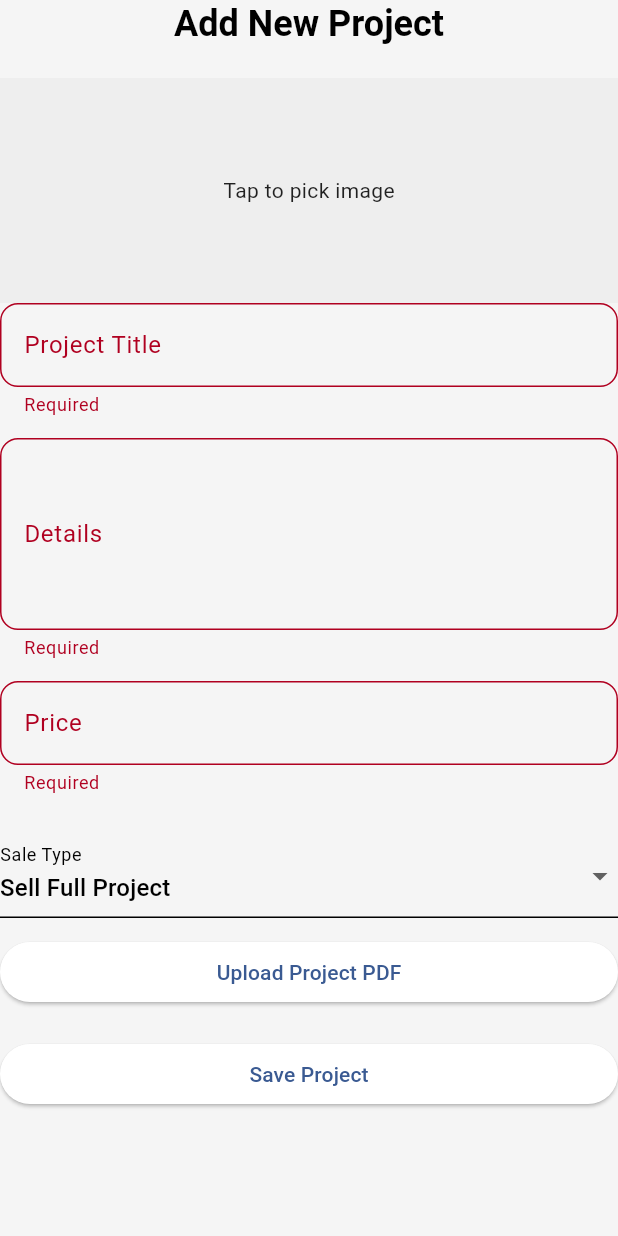
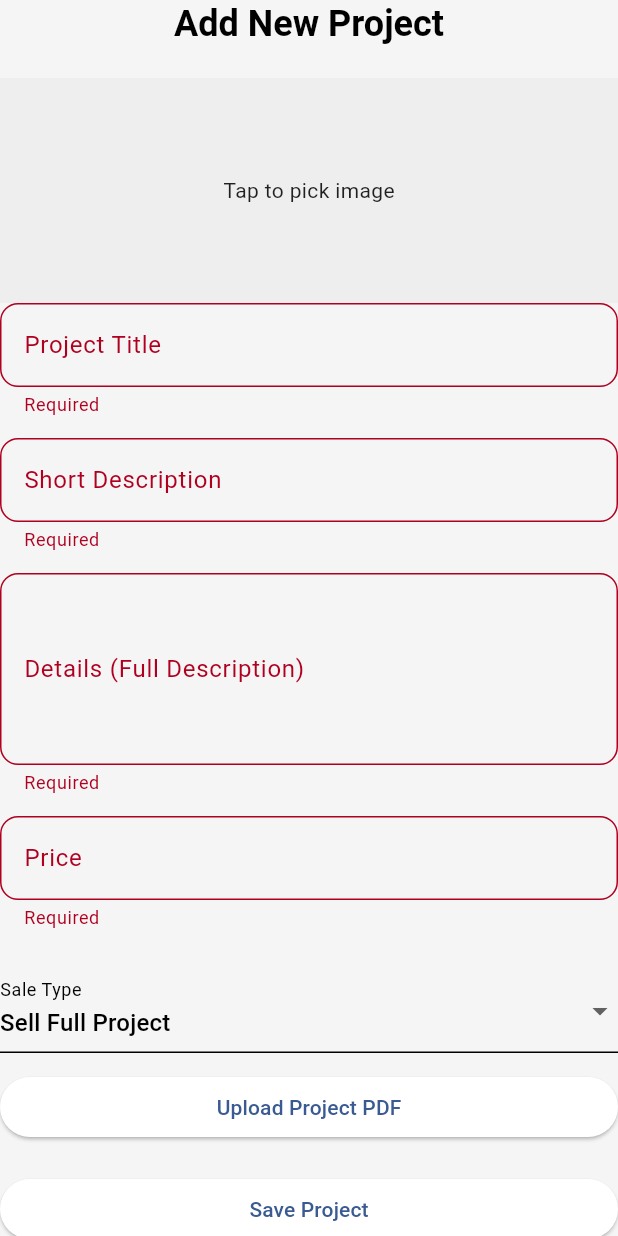
Before and after one commit to Mahmoud123Rashad/Shark-Stage, a Flutter app: the ProjectForm widget shown alone on an empty page, opened directly, after a tap on "Save Project", on a phone screen of 412 x 824 dp. Run offline on Flutter 3.47's test engine with Material 3 defaults, Android fonts, the phone set to English and light mode, and no system bars; our stand-ins replace file_picker, firebase_core, google_sign_in, image_picker, shared_preferences; accounts and stored records are empty; Roboto replaces fonts that are missing (Poppins).

Commit message:
add owner dashbord controller

```diff
--- a/lib/controllers/project_controlller.dart
+++ b/lib/controllers/project_controlller.dart
@@ -1,3 +1,5 @@
+import 'dart:async';
+import 'dart:convert';
 import 'dart:io';
 import 'package:flutter/material.dart';
 import 'package:image_picker/image_picker.dart';
@@ -8,41 +10,47 @@ import '../services/api_service.dart';
 class ProjectController {
   final formKey = GlobalKey<FormState>();
   final titleController = TextEditingController();
+  final shortDescController = TextEditingController();
   final detailsController = TextEditingController();
   final priceController = TextEditingController();
   final percentageController = TextEditingController();
 
   File? projectImage;
   File? pdfFile;
-  String saleType = 'Full';
+  ValueNotifier<String> saleType = ValueNotifier<String>('Full');
   bool isLoading = false;
 
   final picker = ImagePicker();
 
-  // Pick image
-  Future<void> pickImage(BuildContext context) async {
+  // ------------------------------------------------------------------
+  // دوال اختيار الملفات (بدون تغيير)
+
+  Future<void> pickImage(BuildContext context, Function() onUpdate) async {
     final picked = await picker.pickImage(source: ImageSource.gallery);
     if (picked != null) {
       projectImage = File(picked.path);
+      onUpdate();
       ScaffoldMessenger.of(context)
           .showSnackBar(const SnackBar(content: Text('Image selected')));
     }
   }
 
-  // Pick PDF
-  Future<void> pickPdf(BuildContext context) async {
+  Future<void> pickPdf(BuildContext context, Function() onUpdate) async {
     final result = await FilePicker.platform.pickFiles(
       type: FileType.custom,
       allowedExtensions: ['pdf'],
     );
     if (result != null && result.files.single.path != null) {
       pdfFile = File(result.files.single.path!);
+      onUpdate();
       ScaffoldMessenger.of(context)
           .showSnackBar(const SnackBar(content: Text('PDF selected')));
     }
   }
 
-  // Build fields (reusable)
+  // ------------------------------------------------------------------
+  // دوال بناء العناصر (بدون تغيير)
+
   Widget buildTextField(String label, TextEditingController c,
       {TextInputType type = TextInputType.text, int maxLines = 1}) {
     return Padding(
@@ -60,75 +68,116 @@ class ProjectController {
     );
   }
 
-  Widget buildImagePicker(BuildContext context) => GestureDetector(
-        onTap: () => pickImage(context),
+  Widget buildImagePicker(BuildContext context, Function() onUpdate) => GestureDetector(
+        onTap: () => pickImage(context, onUpdate),
         child: Container(
           height: 150,
           color: Colors.grey.shade200,
           alignment: Alignment.center,
-          child: const Text("Tap to pick image"),
+          child: projectImage == null
+              ? const Text("Tap to pick image")
+              : Image.file(projectImage!, fit: BoxFit.cover),
         ),
       );
 
-  Widget buildPdfUploader(BuildContext context) => ElevatedButton(
-        onPressed: () => pickPdf(context),
-        child: const Text("Upload Project PDF"),
+  Widget buildPdfUploader(BuildContext context, Function() onUpdate) => ElevatedButton(
+        onPressed: () => pickPdf(context, onUpdate),
+        child: Text(pdfFile == null
+            ? "Upload Project PDF"
+            : "PDF Selected: ${pdfFile!.path.split('/').last}"),
       );
 
-  Widget buildSaleTypeDropdown(BuildContext context) => DropdownButtonFormField(
-        value: saleType,
+  Widget buildSaleTypeDropdown(BuildContext context, Function(String) onUpdate) =>
+      DropdownButtonFormField<String>(
+        value: saleType.value,
         items: const [
           DropdownMenuItem(value: 'Full', child: Text("Sell Full Project")),
           DropdownMenuItem(value: 'Partial', child: Text("Sell Part of Project")),
         ],
-        onChanged: (v) => saleType = v!,
+        onChanged: (v) {
+          if (v != null) {
+            saleType.value = v;
+            onUpdate(v);
+          }
+        },
         decoration: const InputDecoration(labelText: "Sale Type"),
       );
 
-  // Save Project
+  // ------------------------------------------------------------------
+  // دالة حفظ المشروع (Save Project) - تم إضافة الحقول الناقصة
+
   Future<void> saveProject(BuildContext context) async {
     if (!formKey.currentState!.validate()) return;
-    if (projectImage == null) {
-      ScaffoldMessenger.of(context).showSnackBar(
-          const SnackBar(content: Text("Please select a project image")));
-      return;
-    }
 
-    final uri = Uri.parse("${ApiService.baseUrl}/projects/add");
-    final request = http.MultipartRequest('POST', uri);
+    const String ownerId = "672a9f6d239dabc92b4d31f9";
 
-    request.files.add(await http.MultipartFile.fromPath('image', projectImage!.path));
-    if (pdfFile != null) {
-      request.files.add(await http.MultipartFile.fromPath('pdf', pdfFile!.path));
-    }
+    // المسار تم تعديله بناءً على الخطأ 404 السابق (تم افتراض أن المسار الصحيح هو بدون /api)
+    // إذا كنت لا تزال تحصل على 404، قم بتغييره إلى "/api/projects/add"
+    final url = Uri.parse("${ApiService.baseUrl}/projects/add");
 
-    request.fields.addAll({
+    // تجهيز البيانات كـ JSON
+    final Map<String, dynamic> projectData = {
       "title": titleController.text.trim(),
-      "shortDesc": detailsController.text.trim(),
+      "shortDesc": shortDescController.text.trim(),
       "description": detailsController.text.trim(),
-      "totalPrice": priceController.text.trim(),
-      "owner": "672a9f6d239dabc92b4d31f9",
+
+      // التأكد من إرسال القيمة كـ رقم أو صفر إذا كانت فارغة
+"totalPrice": priceController.text.trim(),
+      "owner": ownerId,
       "status": "active",
-      "expectedROI": "15",
-      "availablePercentage":
-          saleType == 'Partial' ? percentageController.text.trim() : "100",
-      "category[en]": "Technology",
-      "category[ar]": "تكنولوجيا",
-    });
+      "expectedROI": 15,
+      "availablePercentage": saleType.value == 'Partial'
+          ? int.tryParse(percentageController.text.trim()) ?? 100
+          : 100,
+      "image": null,
+      "category": {
+        "en": "Technology",
+        "ar": "تكنولوجيا",
+      },
+      // 💥 تمت إضافة الحقول الاختيارية لمنع رفض السيرفر لسبب فقدانها 💥
+      "potentialRisks": [],
+      "keyBenefits": [],
+      "managementTeam": [],
+    };
 
     try {
-      final response = await request.send().timeout(const Duration(seconds: 60));
-      final body = await response.stream.bytesToString();
+      final response = await http.post(
+        url,
+        headers: {
+          'Content-Type': 'application/json',
+        },
+        body: jsonEncode(projectData),
+      ).timeout(const Duration(seconds: 60));
+
+      final body = response.body;
 
       if (response.statusCode == 201) {
         ScaffoldMessenger.of(context).showSnackBar(
             const SnackBar(content: Text("Project added successfully")));
       } else {
-        throw Exception("Server returned ${response.statusCode}: $body");
+        String serverMessage = "Unknown Error";
+        try {
+          final jsonResponse = jsonDecode(body);
+          // السيرفر قد يرسل رسالة خطأ في 'message' أو 'error'
+          serverMessage = jsonResponse['message'] ?? jsonResponse['error'] ?? "Error processing request";
+        } catch (_) {
+          serverMessage = body;
+        }
+
+        final errorMessage = "Failed to add project (${response.statusCode}): $serverMessage";
+        debugPrint(errorMessage);
+        throw Exception(errorMessage);
       }
+    } on TimeoutException {
+      ScaffoldMessenger.of(context).showSnackBar(const SnackBar(
+          content: Text("Error: Connection timeout. Check server status.")));
     } catch (e) {
+      String errorMsg = e.toString().contains('SocketException')
+          ? "Network Error: Cannot connect to server or URL is wrong."
+          : e.toString();
+
       ScaffoldMessenger.of(context)
-          .showSnackBar(SnackBar(content: Text("Error: $e")));
+          .showSnackBar(SnackBar(content: Text("Error: $errorMsg")));
     }
   }
 }
--- a/lib/widgets/project_form.dart
+++ b/lib/widgets/project_form.dart
@@ -9,7 +9,15 @@ class ProjectForm extends StatefulWidget {
 }
 
 class _ProjectFormState extends State<ProjectForm> {
+  // يجب تعريف الـ controller كـ final
   final _controller = ProjectController();
+
+  // دالة لتحديث حالة الـ Form (تستخدم لإعادة بناء الـ Widget بعد أي تغيير في الـ Controller)
+  void _updateFormState([String? newValue]) {
+    setState(() {
+      // لا تحتاج إلى فعل أي شيء داخل setState()، فقط استدعاؤها هو ما يهم.
+    });
+  }
 
   @override
   Widget build(BuildContext context) {
@@ -26,20 +34,31 @@ class _ProjectFormState extends State<ProjectForm> {
 
           const SizedBox(height: 20),
 
-          _controller.buildImagePicker(context),
+          // تمرير دالة تحديث الحالة
+          _controller.buildImagePicker(context, _updateFormState),
+
           _controller.buildTextField("Project Title", _controller.titleController),
-          _controller.buildTextField("Details", _controller.detailsController,
+          _controller.buildTextField("Short Description", _controller.shortDescController),
+
+          _controller.buildTextField("Details (Full Description)", _controller.detailsController,
               maxLines: 4),
           _controller.buildTextField("Price", _controller.priceController,
               type: TextInputType.number),
 
           const SizedBox(height: 12),
 
-          _controller.buildSaleTypeDropdown(context),
+          // تحديث الـ Dropdown مع دالة التحديث
+          _controller.buildSaleTypeDropdown(context, _updateFormState),
 
           const SizedBox(height: 12),
 
-          _controller.buildPdfUploader(context),
+          // شرط ظهور حقل النسبة المئوية
+          if (_controller.saleType.value == 'Partial')
+            _controller.buildTextField("Available Percentage (%)", _controller.percentageController,
+                type: TextInputType.number),
+
+          // تمرير دالة تحديث الحالة
+          _controller.buildPdfUploader(context, _updateFormState),
 
           const SizedBox(height: 20),
 
```
Also changed, not shown: lib/controllers/owner_dashboard_controller.dart (added, +60 -0 lines), lib/screens/entrepreneur_dashboard/entrepreneur_dashboard.dart (+72 -55 lines).
